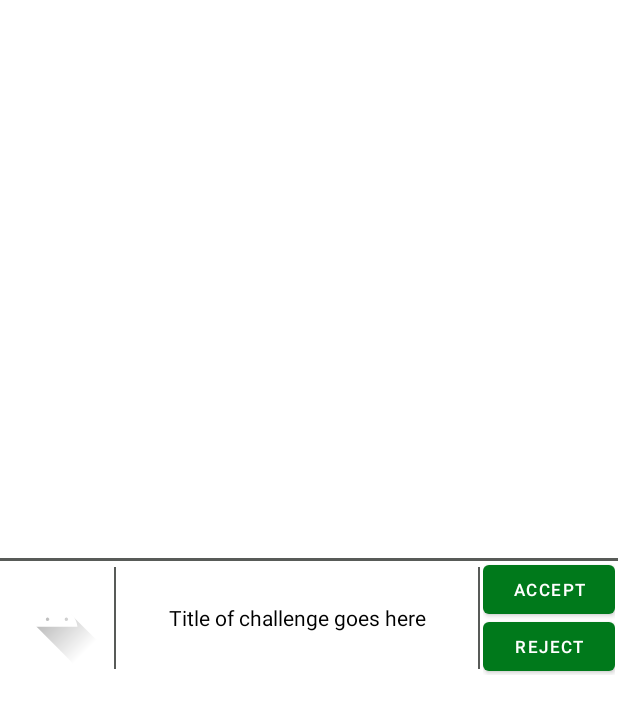
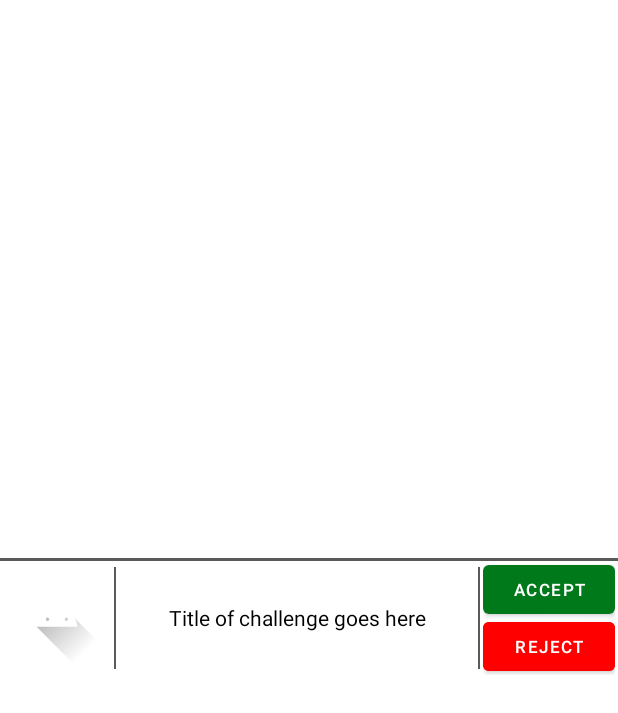
Before and after one commit to Adz946/TouchGrass, an Android app: the layout incoming_challenge_cell.xml on its own in the app's theme, with its tools: preview values and no code run, on a phone screen of 412 x 824 dp. Shown: the top 713 px of the screen. Run offline under Robolectric (Android 15) with nearby library versions, the phone set to English and light mode, and no system bars.

Commit message:
Changed the colour of the button
- Changed the reject button's colour to red

```diff
--- a/TouchGrass App/app/src/main/res/layout/incoming_challenge_cell.xml
+++ b/TouchGrass App/app/src/main/res/layout/incoming_challenge_cell.xml
@@ -85,6 +85,7 @@
                 android:layout_weight="1"
                 android:layout_marginTop="-3dp"
                 android:layout_marginBottom="-3dp"
+                android:backgroundTint="@color/red"
                 android:text="Reject"
                 android:textSize="11sp"/>
         </LinearLayout>
```
